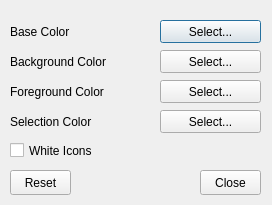
Audio4Linux/Viper4Linux-GUI, file palette.ui: the form before one commit.
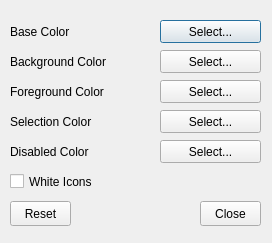
The form after the commit.

Commit message: Change color of disabled fields when using the custom palette designer

What changed in the file:
```diff
--- a/palette.ui
+++ b/palette.ui
@@ -7,7 +7,7 @@
     <x>0</x>
     <y>0</y>
     <width>272</width>
-    <height>205</height>
+    <height>243</height>
    </rect>
   </property>
   <property name="windowTitle">
@@ -95,7 +95,7 @@
    <property name="geometry">
     <rect>
      <x>200</x>
-     <y>170</y>
+     <y>201</y>
      <width>61</width>
      <height>25</height>
     </rect>
@@ -108,7 +108,7 @@
    <property name="geometry">
     <rect>
      <x>10</x>
-     <y>170</y>
+     <y>201</y>
      <width>61</width>
      <height>25</height>
     </rect>
@@ -121,7 +121,7 @@
    <property name="geometry">
     <rect>
      <x>10</x>
-     <y>139</y>
+     <y>170</y>
      <width>251</width>
      <height>23</height>
     </rect>
@@ -156,6 +156,32 @@
     <string>Selection Color</string>
    </property>
   </widget>
+  <widget class="QPushButton" name="disabled">
+   <property name="geometry">
+    <rect>
+     <x>160</x>
+     <y>140</y>
+     <width>101</width>
+     <height>23</height>
+    </rect>
+   </property>
+   <property name="text">
+    <string>Select...</string>
+   </property>
+  </widget>
+  <widget class="QLabel" name="disabled_label">
+   <property name="geometry">
+    <rect>
+     <x>10</x>
+     <y>143</y>
+     <width>131</width>
+     <height>17</height>
+    </rect>
+   </property>
+   <property name="text">
+    <string>Disabled Color</string>
+   </property>
+  </widget>
  </widget>
  <tabstops>
   <tabstop>base</tabstop>
```
The commit also changes 4 other files.
